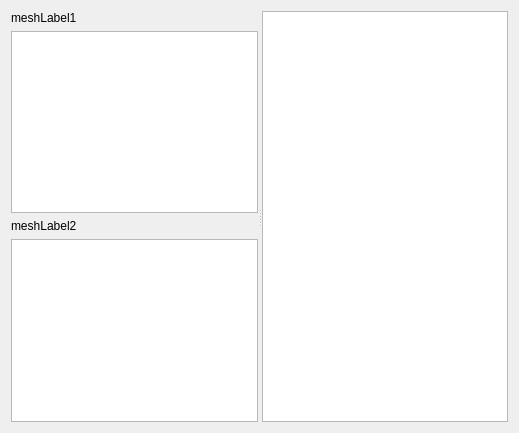
This is jpdata_mesh.ui in babayoshihiko/jpdata as Qt 5 draws it before an edit. The edited form follows.
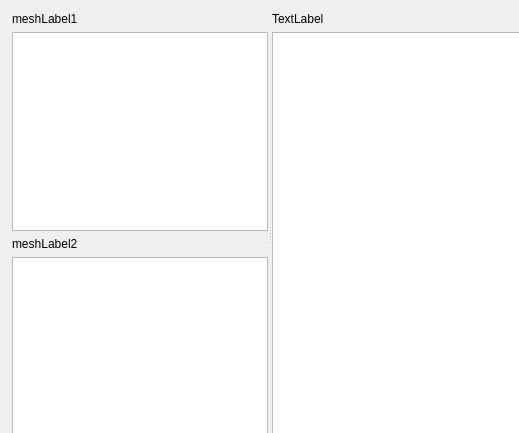
This is the edited form.

The edit to the form file:
```diff
--- a/jpdata_mesh.ui
+++ b/jpdata_mesh.ui
@@ -13,9 +13,15 @@
   <property name="windowTitle">
    <string>Dialog</string>
   </property>
-  <layout class="QGridLayout" name="gridLayout">
-   <item row="0" column="0">
     <widget class="QSplitter" name="splitter">
+   <property name="geometry">
+    <rect>
+     <x>12</x>
+     <y>12</y>
+     <width>516</width>
+     <height>444</height>
+    </rect>
+   </property>
      <property name="orientation">
       <enum>Qt::Horizontal</enum>
      </property>
@@ -43,10 +49,21 @@
        </item>
       </layout>
      </widget>
+   <widget class="QWidget" name="verticalLayoutWidget_2">
+    <layout class="QVBoxLayout" name="verticalLayout_2">
+     <item>
+      <widget class="QLabel" name="label">
+       <property name="text">
+        <string>TextLabel</string>
+       </property>
+      </widget>
+     </item>
+     <item>
      <widget class="QListWidget" name="meshListWidget3"/>
-    </widget>
-   </item>
-  </layout>
+     </item>
+    </layout>
+   </widget>
+  </widget>
  </widget>
  <resources/>
  <connections/>
```
Lines whose indentation alone changed are shown as unchanged.
